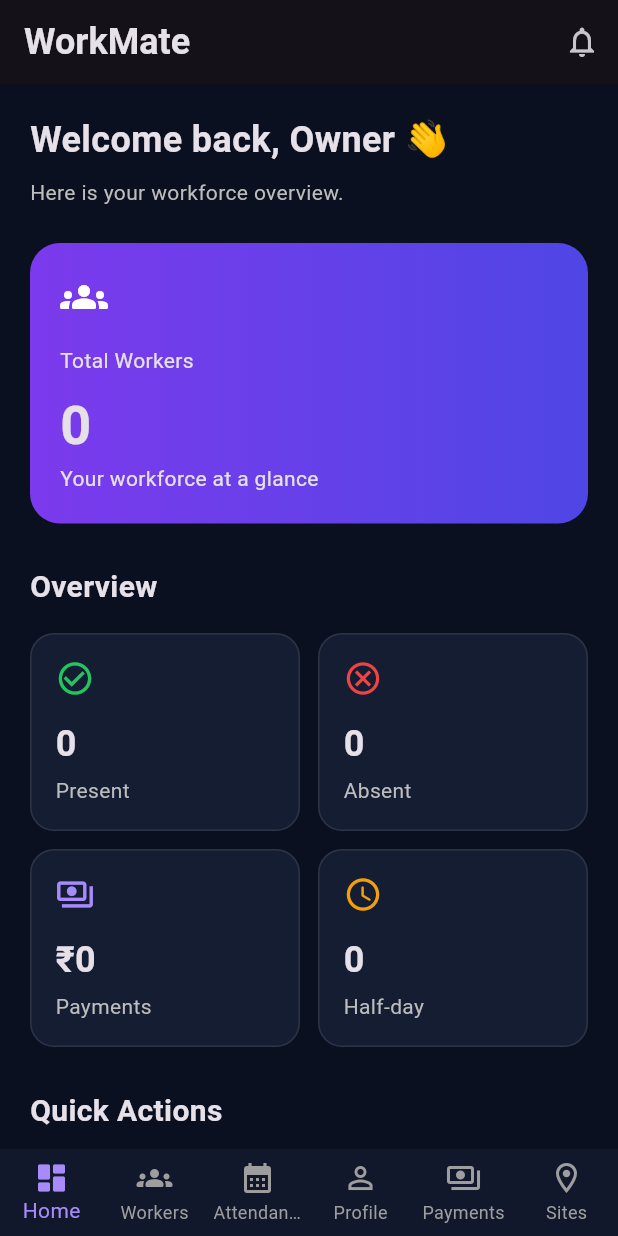
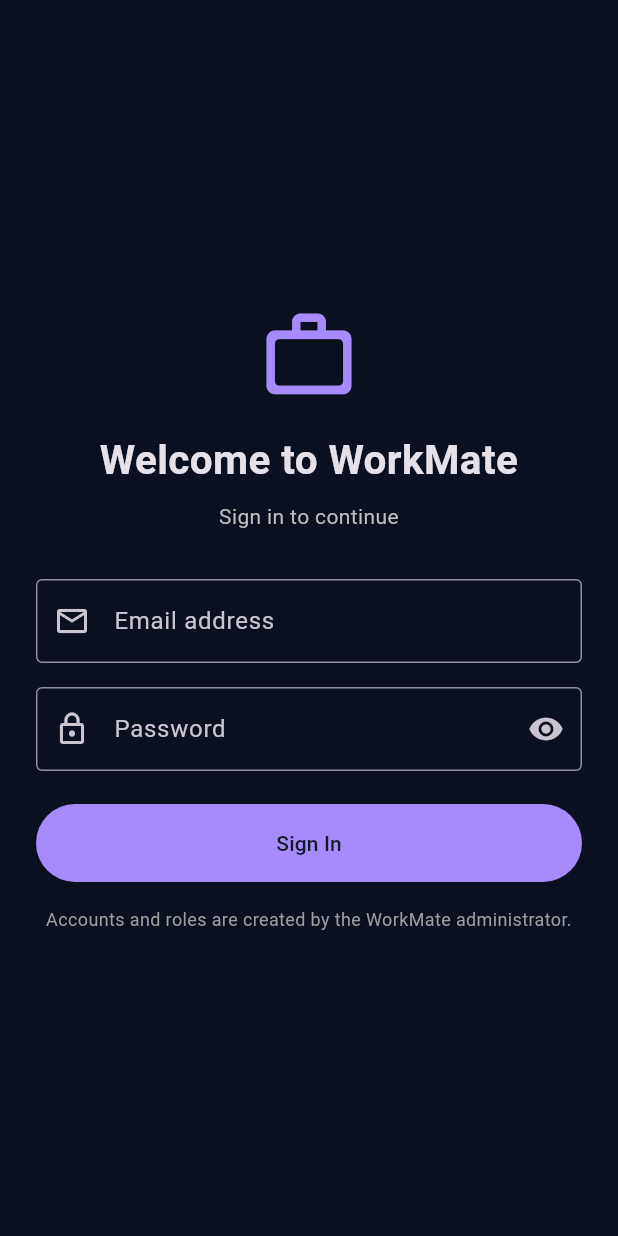
Before and after one commit to shyam-it/application_work, a Flutter app: the screen it shows after launch, on a phone screen of 412 x 824 dp. Run offline on Flutter 3.47's test engine with Material 3 defaults, Android fonts, the light colour scheme and no system bars; our stand-ins replace cloud_firestore, firebase_auth, firebase_core; accounts and stored records are empty.

Commit message:
feat: add Firebase login and role-based access

```diff
--- a/lib/main.dart
+++ b/lib/main.dart
@@ -2,7 +2,7 @@
 import 'package:flutter/material.dart';
 
 import 'firebase_options.dart';
-import 'navigation/main_navigation.dart';
+import 'pages/auth_gate.dart';
 
 Future<void> main() async {
   WidgetsFlutterBinding.ensureInitialized();
@@ -29,7 +29,7 @@
         ),
         useMaterial3: true,
       ),
-      home: const MainNavigation(),
+      home: const AuthGate(),
     );
   }
 }
--- a/lib/navigation/main_navigation.dart
+++ b/lib/navigation/main_navigation.dart
@@ -3,9 +3,13 @@
 import '../pages/attendance_page.dart';
 import '../pages/payments_page.dart';
 import '../pages/site_management_page.dart';
+import '../pages/account_status_page.dart';
+import '../services/auth_service.dart';
 
 class MainNavigation extends StatefulWidget {
-  const MainNavigation({super.key});
+  const MainNavigation({super.key, required this.role});
+
+  final String role;
 
   @override
   State<MainNavigation> createState() => _MainNavigationState();
@@ -13,27 +17,78 @@
 
 class _MainNavigationState extends State<MainNavigation> {
   int selectedIndex = 0;
+  late final List<_NavDestination> destinations = _buildDestinations();
+
+  List<_NavDestination> _buildDestinations() {
+    if (widget.role == 'worker') {
+      return [
+        _NavDestination(
+          'Home',
+          const Icon(Icons.dashboard_rounded),
+          HomePage(role: widget.role, onNavigate: navigateTo),
+        ),
+        _NavDestination(
+          'Profile',
+          const Icon(Icons.person_outline),
+          const AccountStatusPage(
+            title: 'Worker Profile',
+            message:
+                'Your personal profile and attendance view will be available here.',
+          ),
+        ),
+      ];
+    }
+    final items = <_NavDestination>[
+      _NavDestination(
+        'Home',
+        const Icon(Icons.dashboard_rounded),
+        HomePage(role: widget.role, onNavigate: navigateTo),
+      ),
+      _NavDestination(
+        'Workers',
+        const Icon(Icons.groups_rounded),
+        const WorkersPage(),
+      ),
+      _NavDestination(
+        'Attendance',
+        const Icon(Icons.calendar_month),
+        const AttendancePage(),
+      ),
+      _NavDestination(
+        'Profile',
+        const Icon(Icons.person_outline),
+        const _ProfilePage(),
+      ),
+      _NavDestination(
+        'Payments',
+        const Icon(Icons.payments_outlined),
+        const PaymentsPage(),
+      ),
+    ];
+    if (widget.role == 'owner') {
+      items.add(
+        _NavDestination(
+          'Sites',
+          const Icon(Icons.location_on_outlined),
+          const SiteManagementPage(),
+        ),
+      );
+    }
+    return items;
+  }
 
   void navigateTo(int index) {
-    setState(() {
-      selectedIndex = index;
-    });
+    if (index < 0 || index >= destinations.length) return;
+    setState(() => selectedIndex = index);
   }
-
-  late final List<Widget> pages = [
-    HomePage(onNavigate: navigateTo),
-    const WorkersPage(),
-    const AttendancePage(),
-    const PlaceholderPage(title: 'Profile', icon: Icons.person_outline),
-    const PaymentsPage(),
-    const SiteManagementPage(),
-  ];
 
   @override
   Widget build(BuildContext context) {
     return Scaffold(
-      body: IndexedStack(index: selectedIndex, children: pages),
-
+      body: IndexedStack(
+        index: selectedIndex,
+        children: destinations.map((item) => item.page).toList(),
+      ),
       bottomNavigationBar: BottomNavigationBar(
         currentIndex: selectedIndex,
         type: BottomNavigationBarType.fixed,
@@ -41,43 +96,60 @@
         selectedItemColor: const Color(0xFFA78BFA),
         unselectedItemColor: Colors.grey,
         onTap: navigateTo,
-        items: const [
-          BottomNavigationBarItem(
-            icon: Icon(Icons.dashboard_rounded),
-            label: 'Home',
+        items: destinations
+            .map(
+              (item) =>
+                  BottomNavigationBarItem(icon: item.icon, label: item.label),
+            )
+            .toList(),
       ),
-          BottomNavigationBarItem(
-            icon: Icon(Icons.groups_rounded),
-            label: 'Workers',
+    );
+  }
+}
+
+class _NavDestination {
+  const _NavDestination(this.label, this.icon, this.page);
+  final String label;
+  final Icon icon;
+  final Widget page;
+}
+
+class _ProfilePage extends StatelessWidget {
+  const _ProfilePage();
+
+  @override
+  Widget build(BuildContext context) => Scaffold(
+    appBar: AppBar(title: const Text('Profile')),
+    body: Center(
+      child: Column(
+        mainAxisSize: MainAxisSize.min,
+        children: [
+          const Icon(
+            Icons.account_circle_outlined,
+            size: 64,
+            color: Color(0xFFA78BFA),
           ),
-          BottomNavigationBarItem(
-            icon: Icon(Icons.calendar_month),
-            label: 'Attendance',
-          ),
-          BottomNavigationBarItem(
-            icon: Icon(Icons.person_outline),
-            label: 'Profile',
-          ),
-          BottomNavigationBarItem(
-            icon: Icon(Icons.payments_outlined),
-            label: 'Payments',
-          ),
-          BottomNavigationBarItem(
-            icon: Icon(Icons.location_on_outlined),
-            label: 'Sites',
+          const SizedBox(height: 12),
+          const Text('WorkMate account'),
+          const SizedBox(height: 20),
+          FilledButton.icon(
+            onPressed: () => AuthService().signOut(),
+            icon: const Icon(Icons.logout),
+            label: const Text('Sign out'),
           ),
         ],
       ),
+    ),
   );
-  }
 }
 
 // HOME PAGE
 
 class HomePage extends StatelessWidget {
   final ValueChanged<int> onNavigate;
+  final String role;
 
-  const HomePage({super.key, required this.onNavigate});
+  const HomePage({super.key, required this.role, required this.onNavigate});
 
   @override
   Widget build(BuildContext context) {
@@ -101,8 +173,8 @@
           child: Column(
             crossAxisAlignment: CrossAxisAlignment.start,
             children: [
-              const Text(
-                'Welcome back, Owner 👋',
+              Text(
+                'Welcome back, ${role[0].toUpperCase()}${role.substring(1)} 👋',
                 style: TextStyle(fontSize: 24, fontWeight: FontWeight.bold),
               ),
               const SizedBox(height: 8),
@@ -196,6 +268,7 @@
 
               const SizedBox(height: 28),
 
+              if (role != 'worker') ...[
                 const Text(
                   'Quick Actions',
                   style: TextStyle(fontSize: 20, fontWeight: FontWeight.bold),
@@ -242,6 +315,7 @@
                     ),
                   ],
                 ),
+              ],
             ],
           ),
         ),
--- /dev/null
+++ b/lib/pages/auth_gate.dart
@@ -0,0 +1,71 @@
+import 'package:firebase_auth/firebase_auth.dart';
+import 'package:flutter/material.dart';
+
+import '../navigation/main_navigation.dart';
+import '../services/auth_service.dart';
+import 'account_status_page.dart';
+import 'login_page.dart';
+
+class AuthGate extends StatelessWidget {
+  const AuthGate({super.key, this.authService});
+
+  final AuthService? authService;
+
+  @override
+  Widget build(BuildContext context) {
+    final service = authService ?? AuthService();
+
+    return StreamBuilder<User?>(
+      stream: service.authStateChanges,
+      builder: (context, authSnapshot) {
+        if (authSnapshot.connectionState == ConnectionState.waiting) {
+          return const _LoadingScreen();
+        }
+
+        final user = authSnapshot.data;
+
+        if (user == null) {
+          return LoginPage(authService: service);
+        }
+
+        return FutureBuilder<String?>(
+          future: service.roleFor(user.uid),
+          builder: (context, roleSnapshot) {
+            if (roleSnapshot.connectionState == ConnectionState.waiting) {
+              return const _LoadingScreen();
+            }
+
+            if (roleSnapshot.hasError) {
+              return const AccountStatusPage(
+                title: 'Unable to verify account',
+                message:
+                    'Please check your connection and try again. If the problem continues, contact the administrator.',
+              );
+            }
+
+            final role = roleSnapshot.data;
+
+            if (role == null) {
+              return const AccountStatusPage(
+                title: 'Account setup required',
+                message:
+                    'Your login exists, but an Owner or administrator must assign your WorkMate role in Firestore before you can continue.',
+              );
+            }
+
+            return MainNavigation(role: role);
+          },
+        );
+      },
+    );
+  }
+}
+
+class _LoadingScreen extends StatelessWidget {
+  const _LoadingScreen();
+
+  @override
+  Widget build(BuildContext context) {
+    return const Scaffold(body: Center(child: CircularProgressIndicator()));
+  }
+}
--- /dev/null
+++ b/lib/pages/login_page.dart
@@ -0,0 +1,174 @@
+import 'package:flutter/material.dart';
+import '../services/auth_service.dart';
+
+class LoginPage extends StatefulWidget {
+  const LoginPage({super.key, this.authService});
+
+  final AuthService? authService;
+
+  @override
+  State<LoginPage> createState() => _LoginPageState();
+}
+
+class _LoginPageState extends State<LoginPage> {
+  final _formKey = GlobalKey<FormState>();
+  final _emailController = TextEditingController();
+  final _passwordController = TextEditingController();
+  late final AuthService _authService = widget.authService ?? AuthService();
+  bool _loading = false;
+  bool _obscurePassword = true;
+  String? _error;
+
+  @override
+  void dispose() {
+    _emailController.dispose();
+    _passwordController.dispose();
+    super.dispose();
+  }
+
+  Future<void> _signIn() async {
+    if (!_formKey.currentState!.validate()) return;
+    setState(() {
+      _loading = true;
+      _error = null;
+    });
+    try {
+      await _authService.signIn(
+        email: _emailController.text,
+        password: _passwordController.text,
+      );
+    } catch (_) {
+      if (mounted) {
+        setState(() {
+          _error =
+              'Login failed. Check your email and password, then try again.';
+        });
+      }
+    } finally {
+      if (mounted) setState(() => _loading = false);
+    }
+  }
+
+  @override
+  Widget build(BuildContext context) {
+    const purple = Color(0xFFA78BFA);
+    return Scaffold(
+      body: SafeArea(
+        child: Center(
+          child: SingleChildScrollView(
+            padding: const EdgeInsets.all(24),
+            child: ConstrainedBox(
+              constraints: const BoxConstraints(maxWidth: 420),
+              child: Form(
+                key: _formKey,
+                child: Column(
+                  crossAxisAlignment: CrossAxisAlignment.stretch,
+                  children: [
+                    const Icon(
+                      Icons.work_outline_rounded,
+                      size: 68,
+                      color: purple,
+                    ),
+                    const SizedBox(height: 16),
+                    const Text(
+                      'Welcome to WorkMate',
+                      textAlign: TextAlign.center,
+                      style: TextStyle(
+                        fontSize: 27,
+                        fontWeight: FontWeight.bold,
+                      ),
+                    ),
+                    const SizedBox(height: 8),
+                    Text(
+                      'Sign in to continue',
+                      textAlign: TextAlign.center,
+                      style: TextStyle(color: Colors.grey.shade400),
+                    ),
+                    const SizedBox(height: 32),
+                    TextFormField(
+                      controller: _emailController,
+                      keyboardType: TextInputType.emailAddress,
+                      autofillHints: const [
+                        AutofillHints.username,
+                        AutofillHints.email,
+                      ],
+                      decoration: const InputDecoration(
+                        labelText: 'Email address',
+                        prefixIcon: Icon(Icons.email_outlined),
+                        border: OutlineInputBorder(),
+                      ),
+                      validator: (value) {
+                        final email = value?.trim() ?? '';
+                        if (email.isEmpty || !email.contains('@')) {
+                          return 'Enter a valid email address.';
+                        }
+                        return null;
+                      },
+                    ),
+                    const SizedBox(height: 16),
+                    TextFormField(
+                      controller: _passwordController,
+                      obscureText: _obscurePassword,
+                      autofillHints: const [AutofillHints.password],
+                      decoration: InputDecoration(
+                        labelText: 'Password',
+                        prefixIcon: const Icon(Icons.lock_outline),
+                        border: const OutlineInputBorder(),
+                        suffixIcon: IconButton(
+                          onPressed: () => setState(
+                            () => _obscurePassword = !_obscurePassword,
+                          ),
+                          icon: Icon(
+                            _obscurePassword
+                                ? Icons.visibility
+                                : Icons.visibility_off,
+                          ),
+                        ),
+                      ),
+                      validator: (value) => (value == null || value.isEmpty)
+                          ? 'Enter your password.'
+                          : null,
+                      onFieldSubmitted: (_) => _signIn(),
+                    ),
+                    if (_error != null) ...[
+                      const SizedBox(height: 12),
+                      Text(
+                        _error!,
+                        style: const TextStyle(color: Colors.redAccent),
+                      ),
+                    ],
+                    const SizedBox(height: 22),
+                    FilledButton(
+                      onPressed: _loading ? null : _signIn,
+                      style: FilledButton.styleFrom(
+                        backgroundColor: purple,
+                        foregroundColor: const Color(0xFF111827),
+                        padding: const EdgeInsets.symmetric(vertical: 16),
+                      ),
+                      child: _loading
+                          ? const SizedBox(
+                              height: 20,
+                              width: 20,
+                              child: CircularProgressIndicator(strokeWidth: 2),
+                            )
+                          : const Text('Sign In'),
+                    ),
+                    const SizedBox(height: 16),
+                    Text(
+                      'Accounts and roles are created by the WorkMate administrator.',
+                      textAlign: TextAlign.center,
+                      style: TextStyle(
+                        color: Colors.grey.shade500,
+                        fontSize: 12,
+                      ),
+                    ),
+                  ],
+                ),
+              ),
+            ),
+          ),
+        ),
+      ),
+    );
+  }
+}
--- /dev/null
+++ b/lib/services/auth_service.dart
@@ -0,0 +1,32 @@
+import 'package:cloud_firestore/cloud_firestore.dart';
+import 'package:firebase_auth/firebase_auth.dart';
+
+class AuthService {
+  AuthService({FirebaseAuth? auth, FirebaseFirestore? firestore})
+    : _auth = auth ?? FirebaseAuth.instance,
+      _firestore = firestore ?? FirebaseFirestore.instance;
+
+  final FirebaseAuth _auth;
+  final FirebaseFirestore _firestore;
+
+  Stream<User?> get authStateChanges => _auth.authStateChanges();
+  User? get currentUser => _auth.currentUser;
+
+  Future<void> signIn({required String email, required String password}) async {
+    await _auth.signInWithEmailAndPassword(
+      email: email.trim(),
+      password: password,
+    );
+  }
+
+  Future<void> signOut() => _auth.signOut();
+
+  Future<String?> roleFor(String uid) async {
+    final snapshot = await _firestore.collection('users').doc(uid).get();
+    final role = snapshot.data()?['role']?.toString().trim().toLowerCase();
+    if (role == 'owner' || role == 'member' || role == 'worker') {
+      return role;
+    }
+    return null;
+  }
+}
```
Also changed, not shown: lib/pages/account_status_page.dart (added, +52 -0 lines), 2 other files. Lines whose indentation alone changed are shown as unchanged.
